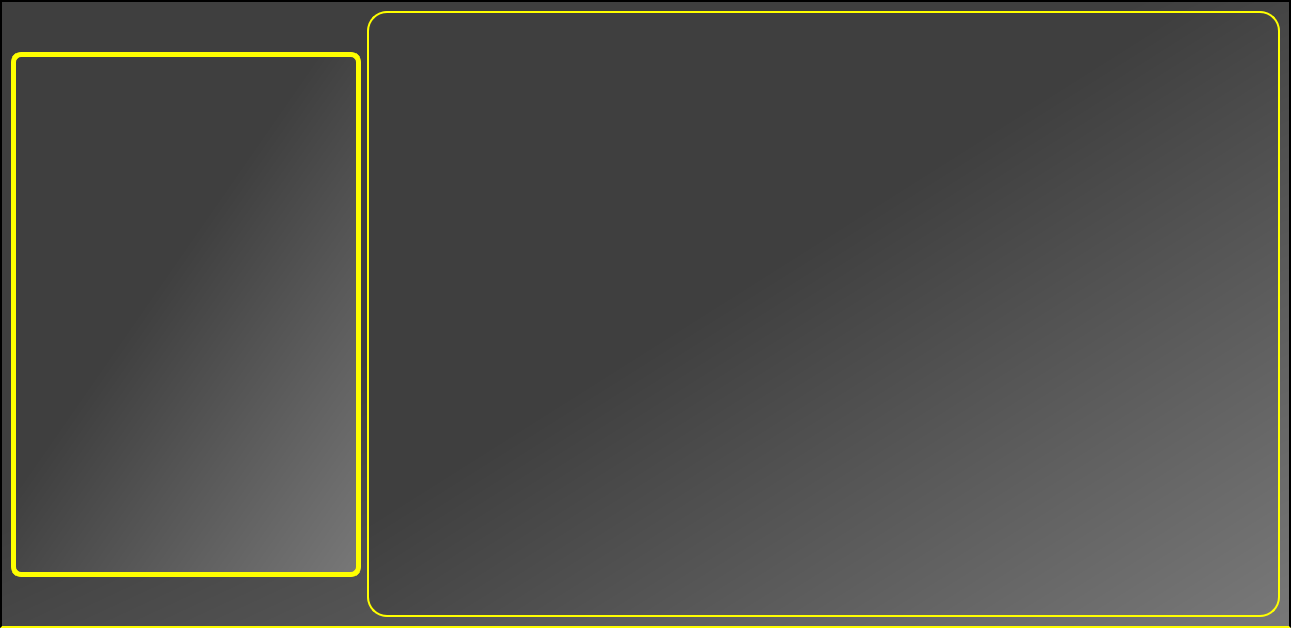
Qt form Films for you/filmallinformationform.ui (Raikils/project_term_2) before a commit.
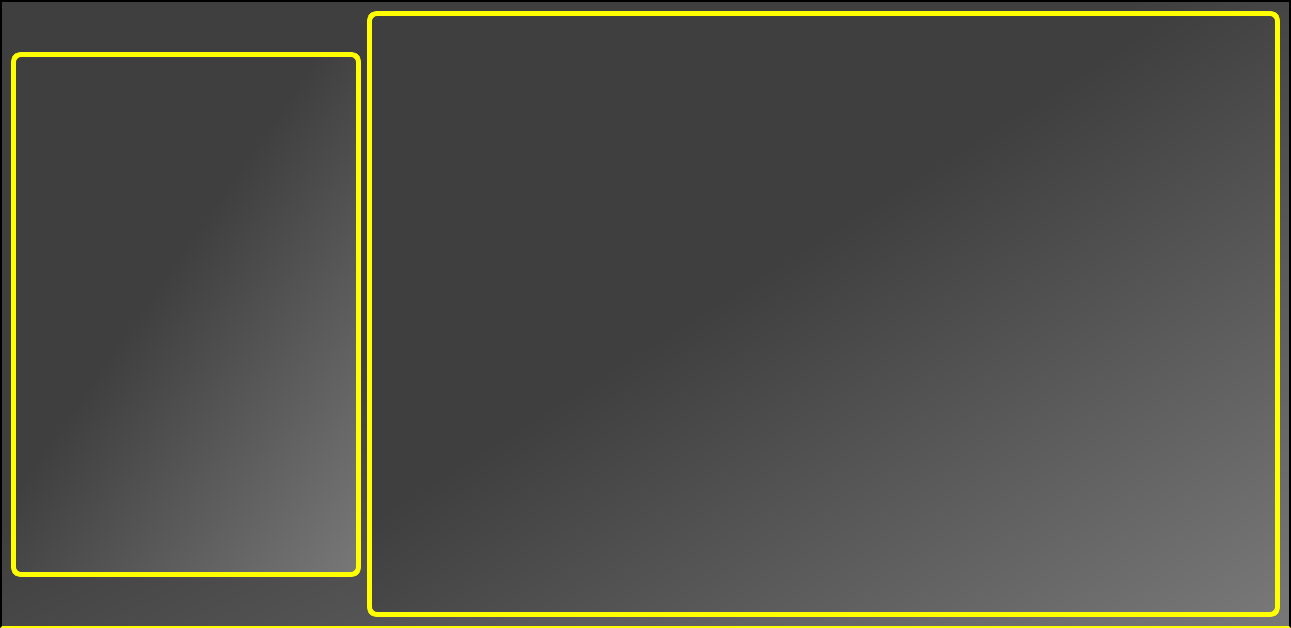
The same form after that commit.

Patch:
```diff
--- a/Films for you/filmallinformationform.ui
+++ b/Films for you/filmallinformationform.ui
@@ -79,16 +79,19 @@
     </layout>
    </item>
    <item>
-    <widget class="QListWidget" name="listWidget_FilmInfo">
+    <widget class="QTextBrowser" name="textBrowser_FilmInfo">
      <property name="font">
       <font>
-       <pointsize>12</pointsize>
+       <pointsize>14</pointsize>
       </font>
      </property>
      <property name="styleSheet">
-      <string notr="true">border-color: rgb(255, 255, 0);
-border-radius:20px;
-color:yellow;</string>
+      <string notr="true">color: rgb(212, 212, 0);
+border-color: rgb(255, 255, 0);
+border-radius:10px;
+padding-left:1px;
+border:5px solid yellow;
+</string>
      </property>
     </widget>
    </item>
```
